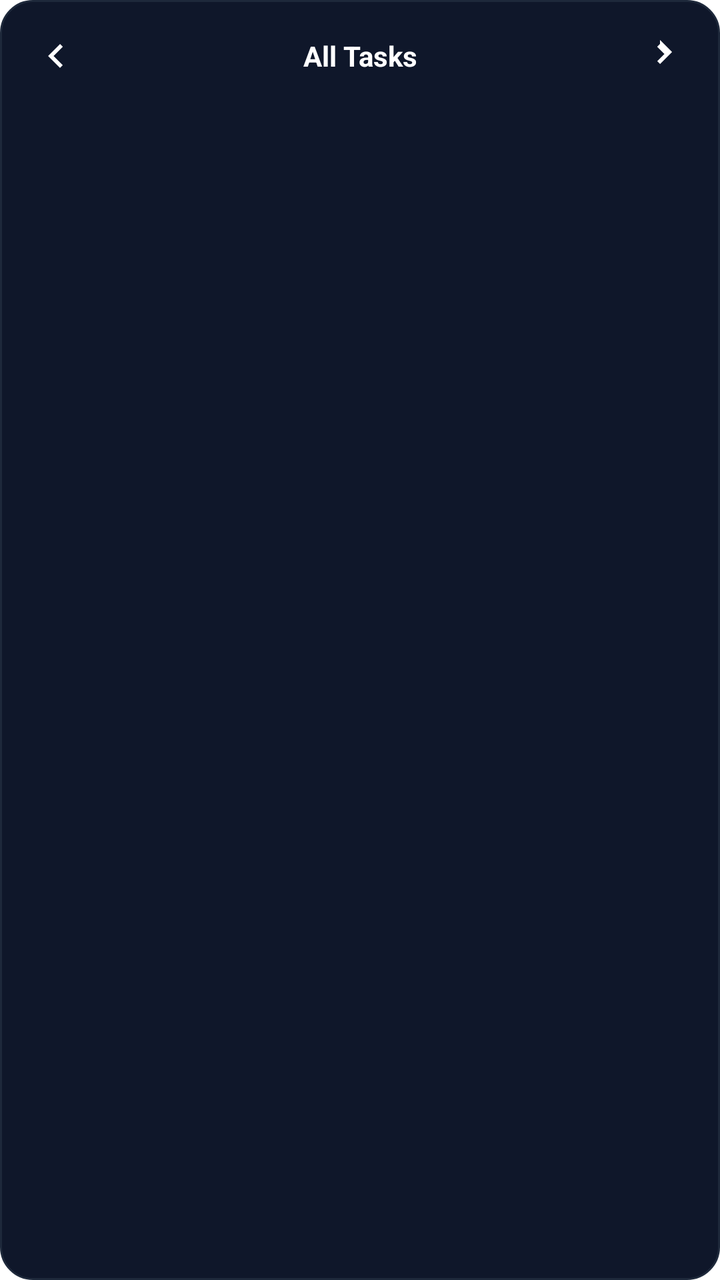
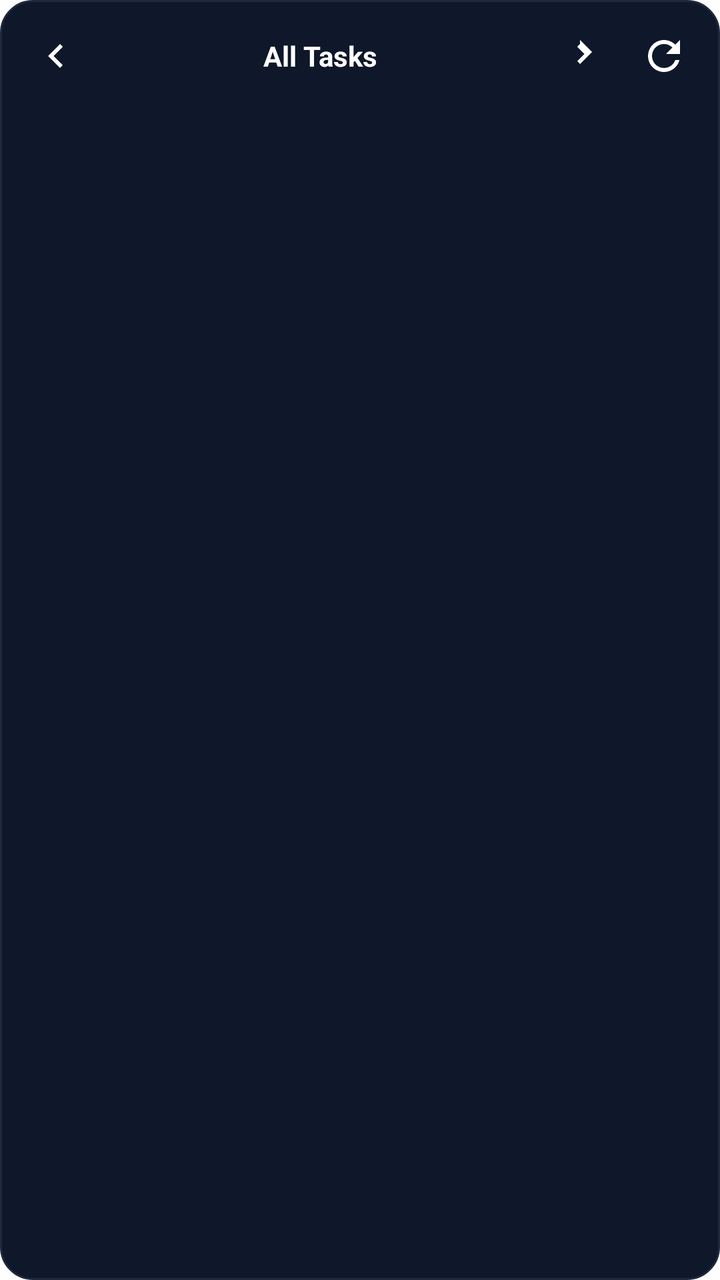

An Android layout rendered at two revisions. The XML below is the earlier revision; the diff shows what the commit changed to produce the second picture.
<!-- AndroidManifest.xml: fallback theme Theme.MaterialComponents.DayNight.NoActionBar -->
<!-- res/layout/widget_layout.xml -->
<?xml version="1.0" encoding="utf-8"?>
<RelativeLayout xmlns:android="http://schemas.android.com/apk/res/android"
    android:layout_width="match_parent"
    android:layout_height="match_parent"
    android:background="@drawable/widget_background"
    android:padding="8dp">

    
    <LinearLayout
        android:id="@+id/tasks_container"
        android:layout_width="match_parent"
        android:layout_height="match_parent"
        android:layout_alignParentStart="true"
        android:orientation="vertical"
        android:padding="8dp">

        
        <LinearLayout
            android:layout_width="match_parent"
            android:layout_height="wrap_content"
            android:gravity="center_vertical"
            android:orientation="horizontal">

            <ImageView
                android:id="@+id/widget_prev_project"
                android:layout_width="24dp"
                android:layout_height="24dp"
                android:background="?android:attr/selectableItemBackgroundBorderless"
                android:src="@drawable/ic_chevron_left" />

            <TextView
                android:id="@+id/widget_project_name"
                android:layout_width="0dp"
                android:layout_height="wrap_content"
                android:layout_weight="1"
                android:gravity="center"
                android:text="All Tasks"
                android:textColor="#FFFFFF"
                android:textSize="14sp"
                android:textStyle="bold" />

            <ImageView
                android:id="@+id/widget_next_project"
                android:layout_width="24dp"
                android:layout_height="24dp"
                android:background="?android:attr/selectableItemBackgroundBorderless"
                android:src="@drawable/ic_chevron_right" />
        </LinearLayout>

        
        <ListView
            android:id="@+id/widget_tasks_list"
            android:layout_width="match_parent"
            android:layout_height="match_parent"
            android:layout_marginTop="8dp"
            android:divider="@android:color/transparent"
            android:dividerHeight="4dp" />
            
        <TextView
            android:id="@+id/widget_empty_view"
            android:layout_width="match_parent"
            android:layout_height="match_parent"
            android:gravity="center"
            android:text="No tasks found"
            android:textColor="#A1A1AA"
            android:visibility="gone" />
    </LinearLayout>

</RelativeLayout>
<!-- resources referenced by this layout -->
<resources>
  <!-- drawable ic_chevron_left (drawable) -->
  <vector xmlns:android="http://schemas.android.com/apk/res/android"
      android:width="24dp"
      android:height="24dp"
      android:viewportWidth="24"
      android:viewportHeight="24">
    <path
        android:pathData="M15.41,16.59L10.83,12l4.58,-4.59L14,6l-6,6 6,6 1.41,-1.41z"
        android:fillColor="#FFFFFF"/>
  </vector>
  <!-- drawable ic_chevron_right (drawable) -->
  <vector xmlns:android="http://schemas.android.com/apk/res/android"
      android:width="24dp"
      android:height="24dp"
      android:viewportWidth="24"
      android:viewportHeight="24">
    <path
        android:pathData="M10,6L8.59,7.41 12.17,11l-3.58,3.59L10,16l6,-6 -6,-6z"
        android:fillColor="#FFFFFF"/>
  </vector>
  <!-- drawable widget_background (drawable) -->
  <?xml version="1.0" encoding="utf-8"?>
  <shape xmlns:android="http://schemas.android.com/apk/res/android">
      <solid android:color="#0F172A" />
      <corners android:radius="16dp" />
      <stroke android:width="1dp" android:color="#1E293B" />
  </shape>
</resources>

<!-- the commit's change to res/layout/widget_layout.xml (unified diff, before → after) -->
@@ -45,6 +45,14 @@
                 android:layout_height="24dp"
                 android:background="?android:attr/selectableItemBackgroundBorderless"
                 android:src="@drawable/ic_chevron_right" />
+
+            <ImageView
+                android:id="@+id/widget_task_refresh"
+                android:layout_width="24dp"
+                android:layout_height="24dp"
+                android:layout_marginStart="16dp"
+                android:background="?android:attr/selectableItemBackgroundBorderless"
+                android:src="@drawable/ic_refresh" />
         </LinearLayout>
 
         
<!-- resource entries referenced after the edit -->
@@ -20,6 +20,16 @@
         android:pathData="M10,6L8.59,7.41 12.17,11l-3.58,3.59L10,16l6,-6 -6,-6z"
         android:fillColor="#FFFFFF"/>
   </vector>
+  <!-- drawable ic_refresh (drawable) -->
+  <vector xmlns:android="http://schemas.android.com/apk/res/android"
+      android:width="24dp"
+      android:height="24dp"
+      android:viewportWidth="24"
+      android:viewportHeight="24">
+    <path
+        android:fillColor="#FFFFFF"
+        android:pathData="M17.65,6.35C16.2,4.9 14.21,4 12,4c-4.42,0 -7.99,3.58 -7.99,8s3.57,8 7.99,8c3.73,0 6.84,-2.55 7.73,-6h-2.08c-0.82,2.33 -3.04,4 -5.65,4 -3.31,0 -6,-2.69 -6,-6s2.69,-6 6,-6c1.66,0 3.14,0.69 4.22,1.78L13,11h7V4l-2.35,2.35z"/>
+  </vector>
   <!-- drawable widget_background (drawable) -->
   <?xml version="1.0" encoding="utf-8"?>
   <shape xmlns:android="http://schemas.android.com/apk/res/android">
